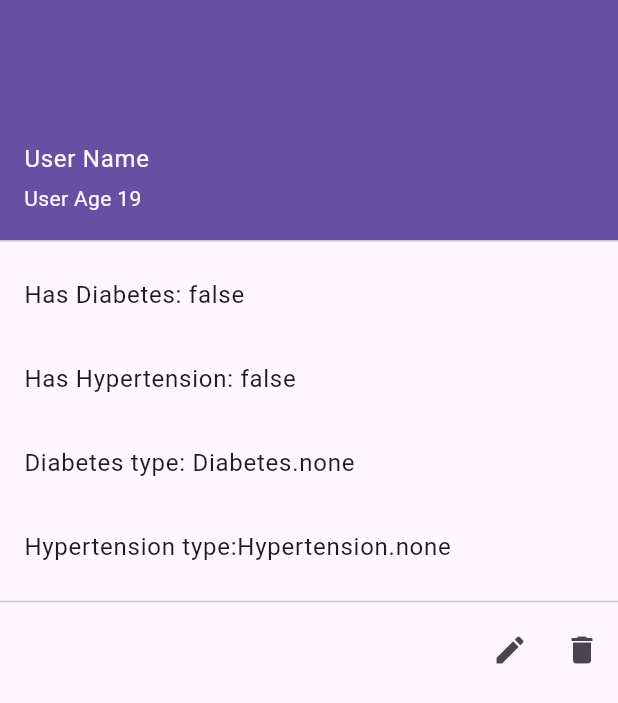
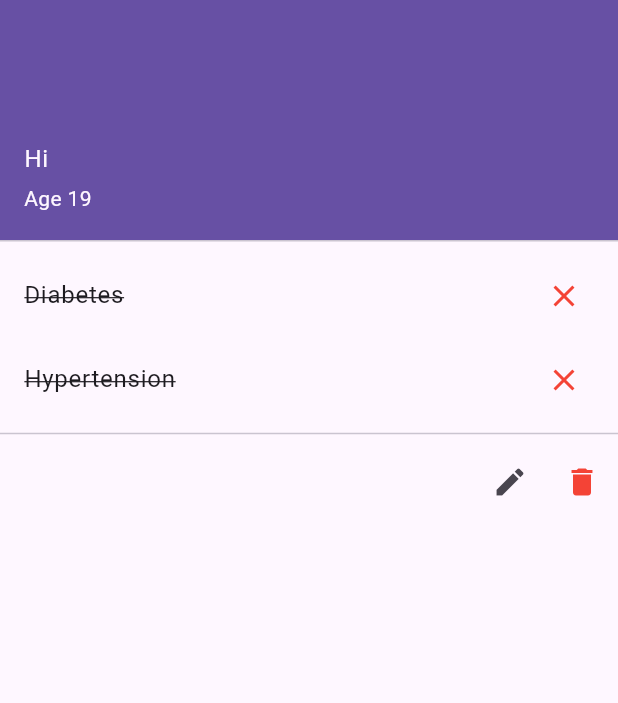
Before and after one commit to nehemiasmunoz/Decoder-F, a Flutter app: the DrawerMenu widget shown alone on an empty page, opened directly, on a phone screen of 412 x 824 dp. Shown: the top 703 px of the screen. Run offline on Flutter 3.47's test engine with Material 3 defaults, Android fonts, the phone set to English and light mode, and no system bars; our stand-ins replace flutter_dotenv, google_generative_ai, sqflite; accounts and stored records are empty.

Commit message:
Upd: Visual Design Add: scaffold delete message

```diff
--- a/lib/src/presentation/ui/components/drawer_menu.dart
+++ b/lib/src/presentation/ui/components/drawer_menu.dart
@@ -15,20 +15,50 @@ class DrawerMenu extends StatelessWidget {
       padding: EdgeInsets.zero,
       children: [
         UserAccountsDrawerHeader(
-          accountName: Text('User Name ${user.name}'),
-          accountEmail: Text("User Age ${user.age}"),
+          accountName: Text('Hi ${user.name}'),
+          accountEmail: Text("Age ${user.age}"),
         ),
         ListTile(
-          title: Text("Has Diabetes: ${user.hasDiabetes} "),
+          title: Text(
+            "Diabetes",
+            style: TextStyle(
+                decoration: user.hasDiabetes
+                    ? TextDecoration.none
+                    : TextDecoration.lineThrough),
+          ),
+          trailing: user.hasDiabetes
+              ? const Icon(
+                  Icons.check,
+                  color: Colors.green,
+                )
+              : const Icon(Icons.close, color: Colors.red),
         ),
         ListTile(
-          title: Text("Has Hypertension: ${user.hasHypertension}"),
+          title: Text(
+            "Hypertension",
+            style: TextStyle(
+                decoration: user.hasHypertension
+                    ? TextDecoration.none
+                    : TextDecoration.lineThrough),
+          ),
+          trailing: user.hasHypertension
+              ? const Icon(
+                  Icons.check,
+                  color: Colors.green,
+                )
+              : const Icon(Icons.close, color: Colors.red),
         ),
-        ListTile(
-          title: Text("Diabetes type: ${user.diabetesType} "),
+        Visibility(
+          visible: user.hasDiabetes,
+          child: ListTile(
+            title: Text("Diabetes type: ${user.diabetesType.name} "),
+          ),
         ),
-        ListTile(
-          title: Text("Hypertension type:${user.hypertensionType} "),
+        Visibility(
+          visible: user.hasHypertension,
+          child: ListTile(
+            title: Text("Hypertension type:${user.hypertensionType} "),
+          ),
         ),
         const Divider(),
         Row(
@@ -39,8 +69,14 @@ class DrawerMenu extends StatelessWidget {
               onPressed: () {
                 Provider.of<UserDatabaseProvider>(context, listen: false)
                     .deleteUserData(user);
+                Navigator.pop(context);
+                ScaffoldMessenger.of(context).showSnackBar(
+                    SnackBar(content: Text("User: ${user.name} Deleted")));
               },
-              icon: const Icon(Icons.delete),
+              icon: const Icon(
+                Icons.delete,
+                color: Colors.red,
+              ),
             )
           ],
         )
```
